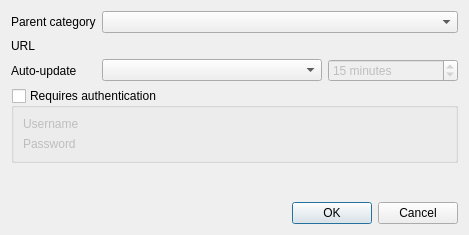
Above: src/services/tt-rss/gui/formeditfeed.ui from martinrotter/rssguard before the change. Below: the same form after it.
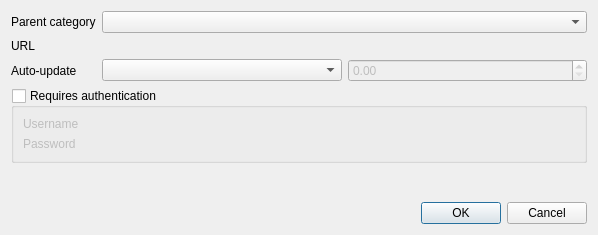
That is the form after the change. Custom widgets are drawn as their Qt base class.

```diff
--- a/src/services/tt-rss/gui/formeditfeed.ui
+++ b/src/services/tt-rss/gui/formeditfeed.ui
@@ -6,7 +6,7 @@
    <rect>
     <x>0</x>
     <y>0</y>
-    <width>469</width>
+    <width>598</width>
     <height>235</height>
    </rect>
   </property>
@@ -75,28 +75,10 @@
         </widget>
        </item>
        <item>
-        <widget class="QSpinBox" name="m_spinAutoUpdateInterval">
+        <widget class="TimeSpinBox" name="m_spinAutoUpdateInterval">
          <property name="enabled">
           <bool>false</bool>
          </property>
-         <property name="maximumSize">
-          <size>
-           <width>130</width>
-           <height>16777215</height>
-          </size>
-         </property>
-         <property name="suffix">
-          <string> minutes</string>
-         </property>
-         <property name="minimum">
-          <number>5</number>
-         </property>
-         <property name="maximum">
-          <number>240</number>
-         </property>
-         <property name="value">
-          <number>15</number>
-         </property>
         </widget>
        </item>
       </layout>
@@ -169,6 +151,11 @@
    <header>lineeditwithstatus.h</header>
    <container>1</container>
   </customwidget>
+  <customwidget>
+   <class>TimeSpinBox</class>
+   <extends>QDoubleSpinBox</extends>
+   <header>timespinbox.h</header>
+  </customwidget>
  </customwidgets>
  <resources/>
  <connections>
```
